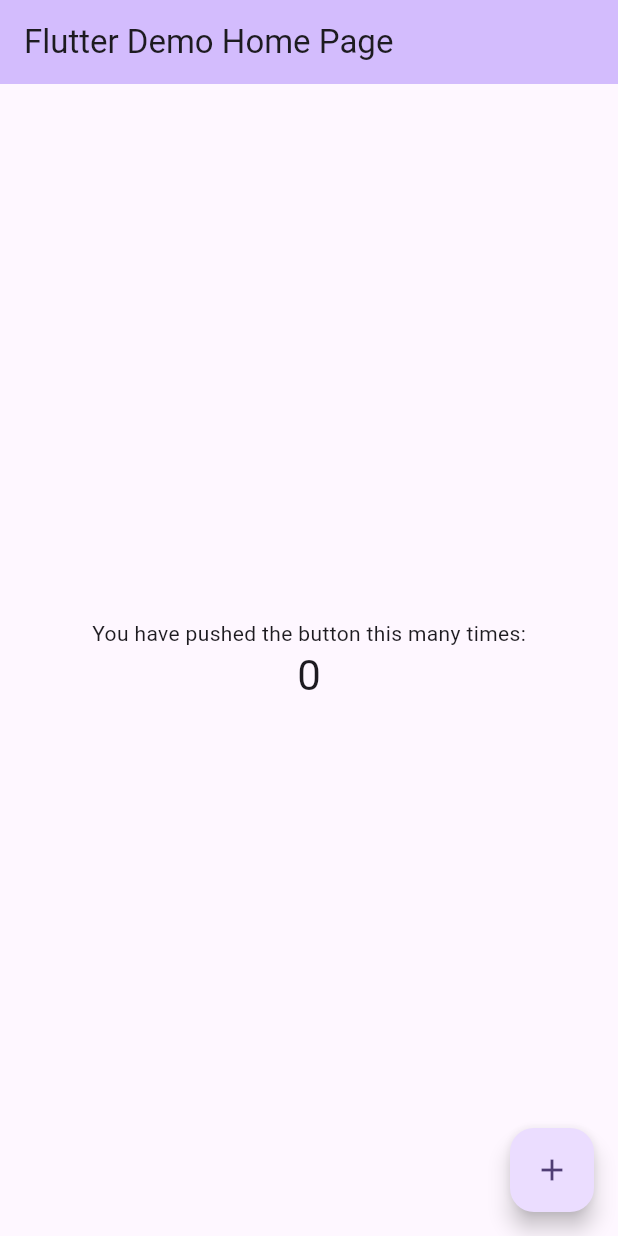
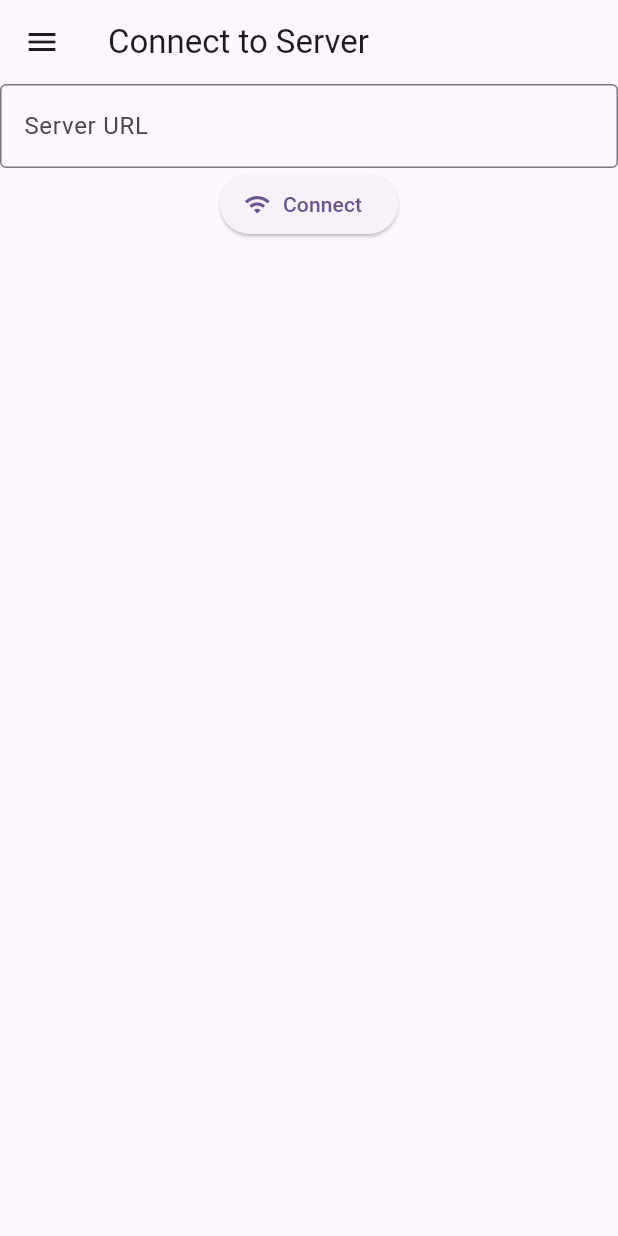
Before and after one commit to pl33/hta-frontend, a Flutter app: the screen it shows after launch, on a phone screen of 412 x 824 dp. Run offline on Flutter 3.47's test engine with Material 3 defaults, Android fonts, the phone set to English and light mode, and no system bars; our stand-ins replace shared_preferences; missing offline and left inert: dart:html, openapi_generator_annotations, openid_client.

Commit message:
feat: OpenID Connect Login
Signed-off-by: Philipp Le <philipp@philipple.de>

```diff
--- /dev/null
+++ b/lib/connect_server.dart
@@ -0,0 +1,274 @@
+/*
+ * SPDX-License-Identifier: MPL-2.0
+ *   Copyright (c) 2023 Philipp Le <philipp@philipple.de>.
+ * This Source Code Form is subject to the terms of the Mozilla Public
+ * License, v. 2.0. If a copy of the MPL was not distributed with this
+ * file, You can obtain one at https://mozilla.org/MPL/2.0/.
+ */
+
+import 'dart:async';
+import 'dart:convert';
+import 'package:hta_api/api.dart' as api;
+import 'package:flutter/material.dart';
+import 'package:openid_client/openid_client.dart' as oidc;
+import 'connect_server_io.dart'
+    if (dart.library.html) 'connect_server_browser.dart';
+import 'package:shared_preferences/shared_preferences.dart';
+
+import 'main.dart';
+
+/// Keeping track of the login status of the application
+class LoginState with ChangeNotifier {
+  /// Preference key for the serialized login credential structure
+  static const String _prefsLoginCredential = "login_credential";
+
+  /// Preference key for the server URL
+  static const String _prefsServerUrl = "server_url";
+
+  /// Requested OpenID Connect scopes
+  static const _scopes = ['profile'];
+
+  /// Server URL, null if no server is configured
+  String? serverUrl;
+
+  /// Login credential, null is app is not logged in
+  oidc.Credential? credential;
+
+  LoginState(this.serverUrl, this.credential);
+
+  /// Create a new LoginState and load the preferences from the permanent
+  /// configuration storage
+  static Future<LoginState> getLoginState() async {
+    final prefs = await SharedPreferences.getInstance();
+    final credString = prefs.getString(_prefsLoginCredential);
+    final url = prefs.getString(_prefsServerUrl);
+    if (credString == null) {
+      return LoginState(url, await getBrowserRedirectCredential(_scopes));
+    } else {
+      try {
+        final obj = jsonDecode(credString);
+        final cred = oidc.Credential.fromJson(obj);
+        return LoginState(url, cred);
+      } on Exception {
+        return LoginState(url, null);
+      }
+    }
+  }
+
+  /// Discover OpenID Connect information from the server
+  Future<api.OidcInfo?> discover(String serverUrl) async {
+    final client = api.ApiClient(basePath: serverUrl);
+    final worker = api.LoginApi(client);
+    final oidcInfo = await worker.oidcInfoGet();
+    if (oidcInfo != null) {
+      this.serverUrl = serverUrl;
+      final prefs = await SharedPreferences.getInstance();
+      await prefs.setString(_prefsServerUrl, serverUrl);
+
+      return oidcInfo;
+    } else {
+      return null;
+    }
+  }
+
+  /// Perform a login
+  Future<void> login(api.OidcInfo oidcInfo) async {
+    final discoveryUrl = Uri.parse(oidcInfo.discoveryUrl
+        .replaceAll(".well-known/openid-configuration", ""));
+    final oidcIssuer = await oidc.Issuer.discover(discoveryUrl);
+
+    if (oidcInfo.clientId == null) {
+      throw "No client ID provided by server.";
+    }
+
+    final client = oidc.Client(oidcIssuer, oidcInfo.clientId!,
+        clientSecret: oidcInfo.clientSecret);
+    final cred = await authenticate(client, scopes: _scopes);
+
+    final prefs = await SharedPreferences.getInstance();
+    final credJson = cred.toJson();
+    final credString = jsonEncode(credJson);
+    await prefs.setString(_prefsLoginCredential, credString);
+
+    credential = cred;
+
+    notifyListeners();
+  }
+
+  /// Check if app is logged in
+  bool isLoggedIn() {
+    return (credential != null) && (serverUrl != null);
+  }
+
+  /// Logout the application
+  Future<void> logout() async {
+    if (credential != null) {
+      endSession(credential!, invalidate);
+    }
+  }
+
+  /// Invalidate the credentials without logging out
+  Future<void> invalidate() async {
+    credential = null;
+
+    final prefs = await SharedPreferences.getInstance();
+    await prefs.remove(_prefsLoginCredential);
+
+    notifyListeners();
+  }
+
+  /// Create an API client with the Authorization Bearer set
+  Future<api.ApiClient> makeApiClient() async {
+    if ((credential != null) && (serverUrl != null)) {
+      final token = await credential!.getTokenResponse();
+      final client = api.ApiClient(
+          basePath: serverUrl!,
+          authentication: api.OAuth(accessToken: token.accessToken!));
+      return client;
+    } else {
+      throw "Must be logged in";
+    }
+  }
+}
+
+/// Page for connecting to a server and logging in
+class ConnectServerPage extends StatefulWidget {
+  final LoginState loginState;
+
+  static const String route = "/login";
+
+  const ConnectServerPage({required this.loginState, super.key});
+
+  @override
+  State<ConnectServerPage> createState() => _ConnectServerPageState();
+}
+
+/// State of the ConnectServerPage widget
+class _ConnectServerPageState extends State<ConnectServerPage> {
+  final _connectFormKey = GlobalKey<FormState>();
+
+  String serverUrl = "";
+  TextEditingController serverUrlController = TextEditingController();
+
+  api.OidcInfo? oidcInfo;
+
+  String? errorMessage;
+
+  @override
+  void initState() {
+    super.initState();
+    _loadServerUrl();
+  }
+
+  /// Retrieve the last server URL
+  Future<void> _loadServerUrl() async {
+    final url = widget.loginState.serverUrl;
+    setState(() {
+      serverUrl = url ?? "";
+      serverUrlController.text = serverUrl;
+    });
+  }
+
+  @override
+  Widget build(BuildContext context) {
+    return Scaffold(
+      appBar: AppBar(
+        title: const Text("Connect to Server"),
+      ),
+      drawer: Drawer(
+        child: ListView(
+          children: [
+            makeAboutTile(),
+          ],
+        ),
+      ),
+      body: Center(
+        child: Column(
+          children: [
+            Form(
+              key: _connectFormKey,
+              autovalidateMode: AutovalidateMode.onUserInteraction,
+              child: Column(
+                children: [
+                  TextFormField(
+                    textInputAction: TextInputAction.done,
+                    decoration: const InputDecoration(
+                      labelText: "Server URL",
+                      border: OutlineInputBorder(),
+                    ),
+                    keyboardType: TextInputType.url,
+                    controller: serverUrlController,
+                    onChanged: (value) => serverUrl = value,
+                    validator: (value) {
+                      const errorMessage = "Please enter a valid server URL";
+                      if (value == null || value.isEmpty) return errorMessage;
+                      try {
+                        final uri = Uri.parse(value);
+                        if (uri.scheme.isEmpty)
+                          return "Please provide a scheme";
+                        return null;
+                      } on Exception {
+                        return errorMessage;
+                      }
+                    },
+                  ),
+                  ElevatedButton.icon(
+                    onPressed: () {
+                      if (!_connectFormKey.currentState!.validate()) return;
+
+                      widget.loginState
+                          .discover(serverUrl)
+                          .then((configuration) => setState(() {
+                                oidcInfo = configuration;
+                                errorMessage = null;
+                              }))
+                          .onError((error, stackTrace) => setState(() {
+                                errorMessage = (error as Exception).toString();
+                                oidcInfo = null;
+                              }));
+                    },
+                    icon: const Icon(Icons.wifi),
+                    label: const Text("Connect"),
+                  ),
+                ],
+              ),
+            ),
+            Visibility(
+              visible: oidcInfo != null,
+              child: const Text(
+                "Health Tracker Server successfully detected.",
+              ),
+            ),
+            Visibility(
+              visible: oidcInfo != null,
+              child: ElevatedButton.icon(
+                onPressed: () {
+                  widget.loginState
+                      .login(oidcInfo!)
+                      .then(
+                        (value) => setState(() {
+                          errorMessage = null;
+                        }),
+                      )
+                      .onError((error, stackTrace) => setState(() {
+                            errorMessage = (error as Exception).toString();
+                          }));
+                },
+                icon: const Icon(Icons.login),
+                label: const Text("Login"),
+              ),
+            ),
+            Visibility(
+              visible: errorMessage != null,
+              child: Text(
+                errorMessage ?? "",
+                style: const TextStyle(
+                    fontWeight: FontWeight.bold, color: Colors.red),
+              ),
+            ),
+          ],
+        ),
+      ),
+    );
+  }
+}
--- a/lib/main.dart
+++ b/lib/main.dart
@@ -1,11 +1,122 @@
 // Openapi Generator last run: : 2023-11-21T00:24:20.705639
+/*
+ * SPDX-License-Identifier: MPL-2.0
+ *   Copyright (c) 2023 Philipp Le <philipp@philipple.de>.
+ * This Source Code Form is subject to the terms of the Mozilla Public
+ * License, v. 2.0. If a copy of the MPL was not distributed with this
+ * file, You can obtain one at https://mozilla.org/MPL/2.0/.
+ */
+import 'dart:async';
+
 import 'package:flutter/material.dart';
+import 'package:hta_api/api.dart';
 import 'package:openapi_generator_annotations/openapi_generator_annotations.dart';
 
+import 'connect_server.dart';
+
 void main() {
-  runApp(const MyApp());
+  runApp(const HtaApp());
 }
 
+AboutListTile makeAboutTile() {
+  return const AboutListTile(
+    icon: Icon(Icons.info_outline),
+    applicationName: "Health Tracker App",
+    applicationVersion: "1.0.0",
+    applicationLegalese: "\u{a9} 2023-2024 Philipp Le"
+        "\nThis Covered Software is subject to the terms of the Mozilla Public"
+        "\nLicense, v. 2.0. If a copy of the MPL was not distributed with this"
+        "\nfile, You can obtain one at https://mozilla.org/MPL/2.0/.",
+    aboutBoxChildren: [
+      Text("App to track health data and vital parameters.")
+    ],
+  );
+}
+
+/// Storage for the global app state
+class GlobalAppState {
+  /// Login state
+  @protected
+  LoginState? _loginState;
+
+  /// API client
+  ApiClient? apiClient;
+
+  /// Completer to wait until controllers are initialized
+  ValueNotifier<bool> loginStateValue = ValueNotifier<bool>(false);
+
+  /// This function can be called once to set a new login state
+  Future<void> initializeLoginState(LoginState state) async {
+    if (_loginState != null) {
+      throw "It is illegal to overwrite an existing login state";
+    }
+
+    _loginState = state;
+    await _initializeControllers();
+    _loginState!.addListener(() {
+      _initializeControllers();
+    });
+  }
+
+  /// Initialize global controllers depending on the login state
+  @protected
+  Future<void> _initializeControllers() async {
+    if (_loginState != null) {
+      if (_loginState!.isLoggedIn()) {
+        apiClient = await _loginState!.makeApiClient();
+        loginStateValue.value = true;
+      } else {
+        apiClient = null;
+        loginStateValue.value = false;
+      }
+    }
+  }
+
+  /// Check if login state instance is valid
+  bool hasLoginState() {
+    return _loginState != null;
+  }
+
+  /// Check if state is usable for logged in state
+  bool isLoggedIn() {
+    return loginStateValue.value;
+  }
+
+  /// Make the default drawer with login-dependent information
+  Drawer makeDefaultDrawer(BuildContext context) {
+    return Drawer(
+      child: ListView(
+        children: [
+          const DrawerHeader(
+            decoration: BoxDecoration(
+              color: Colors.blue,
+            ),
+            child: Text(
+              "Health Tracker App",
+              style: TextStyle(
+                color: Colors.white,
+                fontWeight: FontWeight.bold,
+              ),
+            ),
+          ),
+          const Divider(),
+          ListTile(
+            leading: const Icon(Icons.logout),
+            title: const Text("Logout"),
+            onTap: () {
+              _loginState?.logout();
+              Navigator.of(context).pushReplacementNamed(ConnectServerPage.route);
+            },
+          ),
+          const Divider(),
+          makeAboutTile(),
+        ],
+      )
+    );
+  }
+}
+
+/// The app entry widget
 @Openapi(
   additionalProperties:
   AdditionalProperties(pubName: 'hta_api', pubAuthor: 'Philipp Le'),
@@ -13,122 +124,74 @@ void main() {
   generatorName: Generator.dart,
   outputDirectory: 'api/hta_api',
 )
-class MyApp extends StatelessWidget {
-  const MyApp({super.key});
+class HtaApp extends StatefulWidget {
+  const HtaApp({super.key});
 
-  // This widget is the root of your application.
   @override
-  Widget build(BuildContext context) {
-    return MaterialApp(
-      title: 'Flutter Demo',
-      theme: ThemeData(
-        // This is the theme of your application.
-        //
-        // TRY THIS: Try running your application with "flutter run". You'll see
-        // the application has a purple toolbar. Then, without quitting the app,
-        // try changing the seedColor in the colorScheme below to Colors.green
-        // and then invoke "hot reload" (save your changes or press the "hot
-        // reload" button in a Flutter-supported IDE, or press "r" if you used
-        // the command line to start the app).
-        //
-        // Notice that the counter didn't reset back to zero; the application
-        // state is not lost during the reload. To reset the state, use hot
-        // restart instead.
-        //
-        // This works for code too, not just values: Most code changes can be
-        // tested with just a hot reload.
-        colorScheme: ColorScheme.fromSeed(seedColor: Colors.deepPurple),
-        useMaterial3: true,
-      ),
-      home: const MyHomePage(title: 'Flutter Demo Home Page'),
-    );
-  }
+  State<HtaApp> createState() => _HtaAppState();
 }
 
-class MyHomePage extends StatefulWidget {
-  const MyHomePage({super.key, required this.title});
+/// State of the app widget
+class _HtaAppState extends State<HtaApp> {
+  final appState = GlobalAppState();
 
-  // This widget is the home page of your application. It is stateful, meaning
-  // that it has a State object (defined below) that contains fields that affect
-  // how it looks.
-
-  // This class is the configuration for the state. It holds the values (in this
-  // case the title) provided by the parent (in this case the App widget) and
-  // used by the build method of the State. Fields in a Widget subclass are
-  // always marked "final".
-
-  final String title;
+  /// Handles login state changes
+  void _onLoginStateChangeCb() {
+    setState(() { });
+  }
 
   @override
-  State<MyHomePage> createState() => _MyHomePageState();
-}
+  void initState() {
+    super.initState();
 
-class _MyHomePageState extends State<MyHomePage> {
-  int _counter = 0;
-
-  void _incrementCounter() {
+    LoginState.getLoginState().then((state) {
       setState(() {
-      // This call to setState tells the Flutter framework that something has
-      // changed in this State, which causes it to rerun the build method below
-      // so that the display can reflect the updated values. If we changed
-      // _counter without calling setState(), then the build method would not be
-      // called again, and so nothing would appear to happen.
-      _counter++;
+        appState.initializeLoginState(state).then((value) {
+          appState.loginStateValue.addListener(_onLoginStateChangeCb);
+          setState(() {});
+        },
+        );
+      });
     });
   }
 
   @override
+  void dispose() {
+    super.dispose();
+    appState.loginStateValue.removeListener(_onLoginStateChangeCb);
+  }
+
+  @override
   Widget build(BuildContext context) {
-    // This method is rerun every time setState is called, for instance as done
-    // by the _incrementCounter method above.
-    //
-    // The Flutter framework has been optimized to make rerunning build methods
-    // fast, so that you can just rebuild anything that needs updating rather
-    // than having to individually change instances of widgets.
-    return Scaffold(
-      appBar: AppBar(
-        // TRY THIS: Try changing the color here to a specific color (to
-        // Colors.amber, perhaps?) and trigger a hot reload to see the AppBar
-        // change color while the other colors stay the same.
-        backgroundColor: Theme.of(context).colorScheme.inversePrimary,
-        // Here we take the value from the MyHomePage object that was created by
-        // the App.build method, and use it to set our appbar title.
-        title: Text(widget.title),
+    if (!appState.hasLoginState()) {
+      return MaterialApp(
+        title: 'Health Tracker App',
+        theme: ThemeData(
+          colorScheme: ColorScheme.fromSeed(seedColor: Colors.deepPurple),
+          useMaterial3: true,
         ),
-      body: Center(
-        // Center is a layout widget. It takes a single child and positions it
-        // in the middle of the parent.
+        home: const Center(
           child: Column(
-          // Column is also a layout widget. It takes a list of children and
-          // arranges them vertically. By default, it sizes itself to fit its
-          // children horizontally, and tries to be as tall as its parent.
-          //
-          // Column has various properties to control how it sizes itself and
-          // how it positions its children. Here we use mainAxisAlignment to
-          // center the children vertically; the main axis here is the vertical
-          // axis because Columns are vertical (the cross axis would be
-          // horizontal).
-          //
-          // TRY THIS: Invoke "debug painting" (choose the "Toggle Debug Paint"
-          // action in the IDE, or press "p" in the console), to see the
-          // wireframe for each widget.
-          mainAxisAlignment: MainAxisAlignment.center,
-          children: <Widget>[
-            const Text(
-              'You have pushed the button this many times:',
-            ),
-            Text(
-              '$_counter',
-              style: Theme.of(context).textTheme.headlineMedium,
-            ),
+            children: [
+              CircularProgressIndicator(),
+              Text("Initializing ..."),
             ],
           ),
+        )
+      );
+    } else {
+      return MaterialApp(
+        title: 'Health Tracker App',
+        theme: ThemeData(
+          colorScheme: ColorScheme.fromSeed(seedColor: Colors.deepPurple),
+          useMaterial3: true,
         ),
-      floatingActionButton: FloatingActionButton(
-        onPressed: _incrementCounter,
-        tooltip: 'Increment',
-        child: const Icon(Icons.add),
-      ), // This trailing comma makes auto-formatting nicer for build methods.
+        home: ConnectServerPage(loginState: appState._loginState!),
+        initialRoute: ConnectServerPage.route,
+        routes: {
+          ConnectServerPage.route: (context) => ConnectServerPage(loginState: appState._loginState!),
+        },
       );
     }
   }
+}
--- a/pubspec.yaml
+++ b/pubspec.yaml
@@ -38,6 +38,10 @@ dependencies:
   openapi_generator_annotations: ^4.11.0
   hta_api:
     path: ./api/hta_api
+
+  url_launcher: ^6.2.1
+  openid_client: ^0.4.8
+  shared_preferences: ^2.2.2
 
 dev_dependencies:
   flutter_test:
```
Also changed, not shown: lib/connect_server_browser.dart (added, +81 -0 lines), lib/connect_server_io.dart (added, +117 -0 lines), pubspec.lock, 5 other files. Lines whose indentation alone changed are shown as unchanged.
